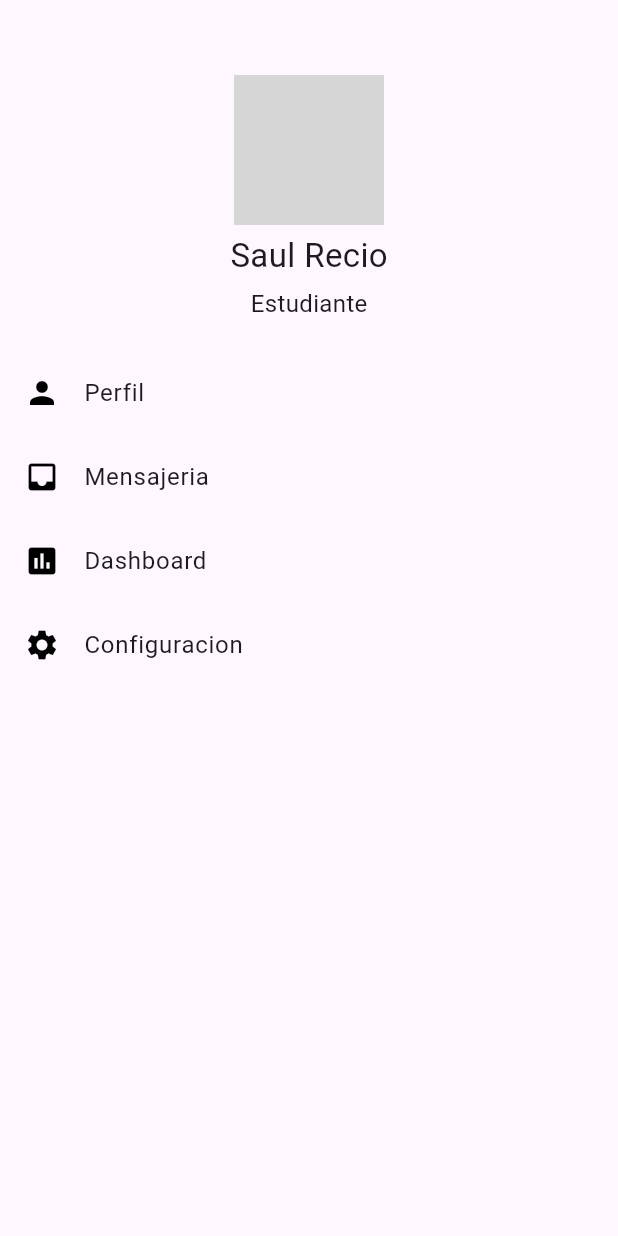
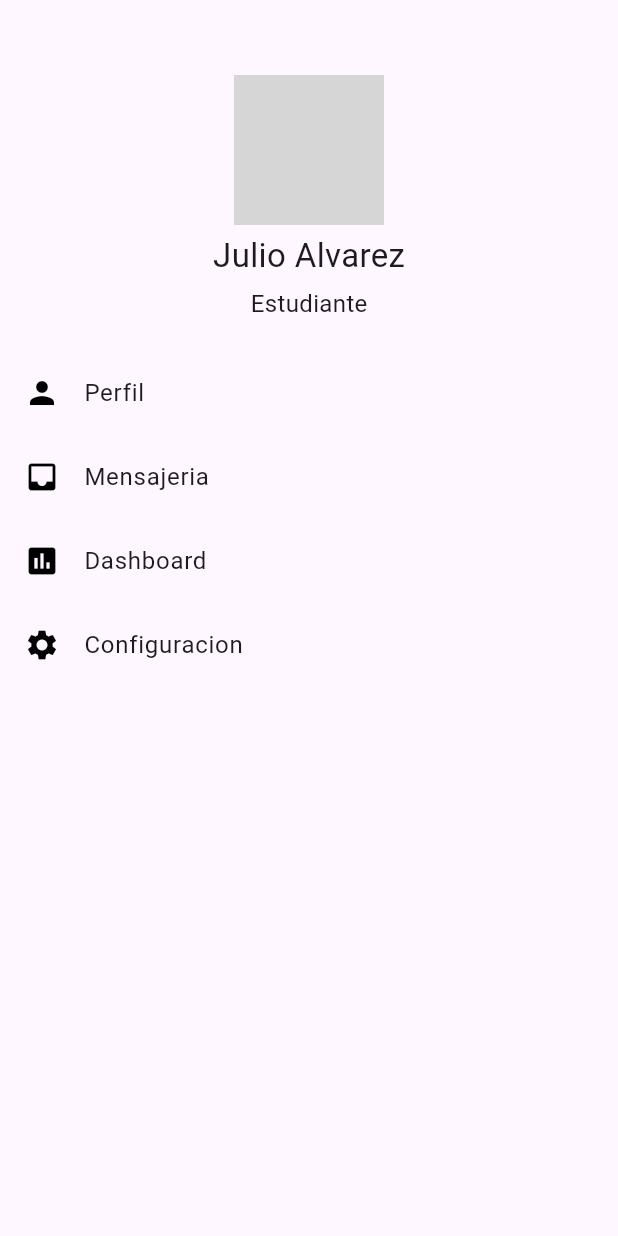
Before and after one commit to palperro3942/PracticasComputoNube, a Flutter app: the MainDrawer widget shown alone on an empty page, opened directly, on a phone screen of 412 x 824 dp. Run offline on Flutter 3.47's test engine with Material 3 defaults, Android fonts, the phone set to English and light mode, and no system bars; missing offline and left inert: dart:ffi; network calls fail; grey boxes are pictures that could not be loaded.

Commit message:
Practica 8

```diff
--- a/practica8/lib/src/main_drawer.dart
+++ b/practica8/lib/src/main_drawer.dart
@@ -20,7 +20,7 @@ class MainDrawer extends StatelessWidget {
               ),
               const SizedBox(height: 5.0),
               const Text(
-                'Saul Recio',
+                'Julio Alvarez',
                 style: TextStyle(fontSize: 22.0),
               ),
               const SizedBox(height: 5.0),
```
